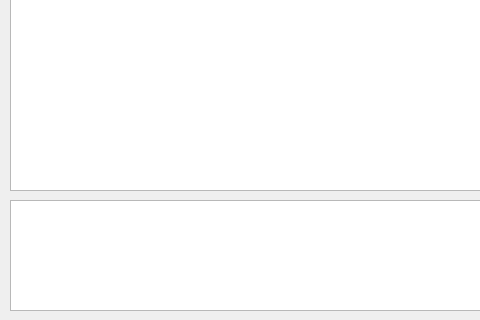
This is BattleIsle/gamewidget.ui in BenjaminBerkei/Swt-Praktikum as Qt 5 draws it before an edit; both pictures show x 0 to 480 and y 400 to 720 of the 1180 by 720 pixel window. The edited form follows.
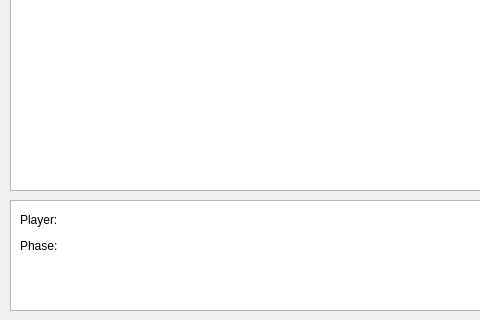
This is the edited form.

Commit message: Player abhängige Einheiten erzeugt, Spieler und phasen wechsel implementiert

```diff
--- a/BattleIsle/gamewidget.ui
+++ b/BattleIsle/gamewidget.ui
@@ -53,6 +53,54 @@
     </rect>
    </property>
   </widget>
+  <widget class="QWidget" name="">
+   <property name="geometry">
+    <rect>
+     <x>20</x>
+     <y>610</y>
+     <width>151</width>
+     <height>46</height>
+    </rect>
+   </property>
+   <layout class="QVBoxLayout" name="verticalLayout">
+    <item>
+     <layout class="QHBoxLayout" name="horizontalLayout">
+      <item>
+       <widget class="QLabel" name="labelPlayer">
+        <property name="text">
+         <string>Player: </string>
+        </property>
+       </widget>
+      </item>
+      <item>
+       <widget class="QLabel" name="labelPlayerCurrent">
+        <property name="text">
+         <string/>
+        </property>
+       </widget>
+      </item>
+     </layout>
+    </item>
+    <item>
+     <layout class="QHBoxLayout" name="horizontalLayout_2">
+      <item>
+       <widget class="QLabel" name="labelPhase">
+        <property name="text">
+         <string>Phase:</string>
+        </property>
+       </widget>
+      </item>
+      <item>
+       <widget class="QLabel" name="labelPhaseCurrent">
+        <property name="text">
+         <string/>
+        </property>
+       </widget>
+      </item>
+     </layout>
+    </item>
+   </layout>
+  </widget>
  </widget>
  <resources/>
  <connections/>
```
The commit also changes 60 other files.
